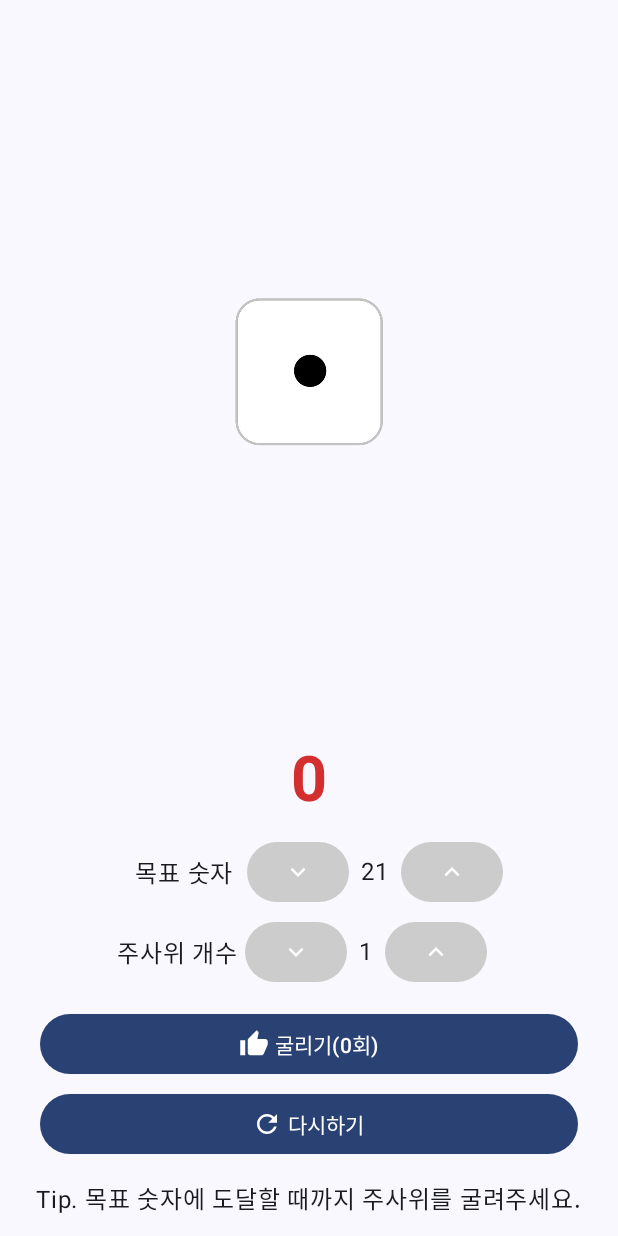
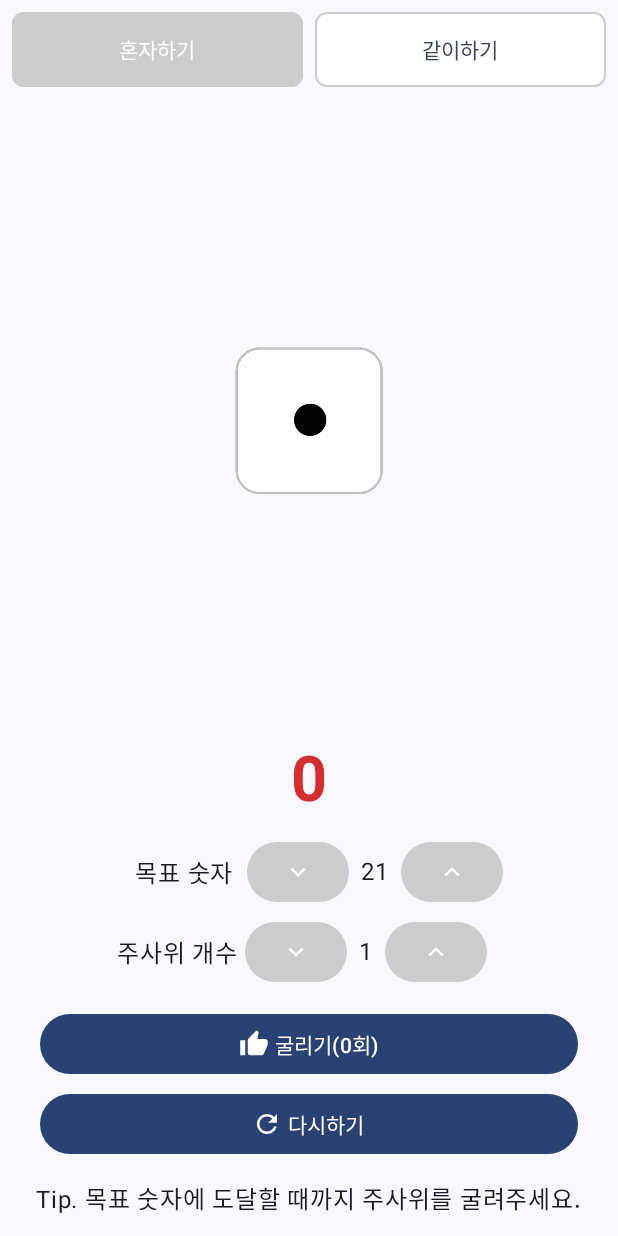
Before and after one commit to jshag90/NumberDiceGame, an Android app built with Jetpack Compose: the screen it shows after launch (MainActivity), on a phone screen of 412 x 824 dp. Run offline under Robolectric (Android 15) with nearby library versions, the phone set to English and light mode, and no system bars.

Commit message:
[Feat] 상단에 혼자하기 같이하기 버튼 추가

```diff
--- a/app/build.gradle
+++ b/app/build.gradle
@@ -68,6 +68,7 @@ dependencies {
     implementation("io.coil-kt:coil-gif:2.5.0")
 
     implementation 'androidx.compose.material3:material3'
+    implementation "androidx.navigation:navigation-compose:2.6.0"
 
 
 }
--- a/app/src/main/java/com/dodam/dicegame/MainActivity.kt
+++ b/app/src/main/java/com/dodam/dicegame/MainActivity.kt
@@ -6,6 +6,7 @@ import android.os.Bundle
 import androidx.activity.ComponentActivity
 import androidx.activity.compose.setContent
 import androidx.annotation.RequiresApi
+import androidx.compose.foundation.BorderStroke
 import androidx.compose.foundation.layout.Arrangement
 import androidx.compose.foundation.layout.Box
 import androidx.compose.foundation.layout.Column
@@ -15,15 +16,8 @@ import androidx.compose.foundation.layout.fillMaxSize
 import androidx.compose.foundation.layout.fillMaxWidth
 import androidx.compose.foundation.layout.height
 import androidx.compose.foundation.layout.padding
-import androidx.compose.foundation.layout.size
-import androidx.compose.material.icons.Icons
-import androidx.compose.material.icons.filled.KeyboardArrowDown
-import androidx.compose.material.icons.filled.KeyboardArrowUp
-import androidx.compose.material.icons.filled.Refresh
-import androidx.compose.material.icons.filled.ThumbUp
 import androidx.compose.material3.Button
 import androidx.compose.material3.ButtonDefaults
-import androidx.compose.material3.Icon
 import androidx.compose.material3.MaterialTheme
 import androidx.compose.material3.Surface
 import androidx.compose.material3.Text
@@ -31,12 +25,12 @@ import androidx.compose.runtime.*
 import androidx.compose.ui.Alignment
 import androidx.compose.ui.Modifier
 import androidx.compose.ui.graphics.Color
-import androidx.compose.ui.text.font.FontWeight
 import androidx.compose.ui.unit.dp
-import androidx.compose.ui.unit.sp
+import androidx.navigation.NavHostController
+import androidx.navigation.compose.NavHost
+import androidx.navigation.compose.composable
+import androidx.navigation.compose.rememberNavController
 import com.dodam.dicegame.ui.theme.DiceGameTheme
-import kotlinx.coroutines.delay
-import kotlin.random.Random
 
 class MainActivity : ComponentActivity() {
     @RequiresApi(Build.VERSION_CODES.Q)
@@ -53,7 +47,8 @@ class MainActivity : ComponentActivity() {
                         modifier = Modifier.fillMaxSize(),
                         verticalArrangement = Arrangement.SpaceBetween
                     ) {
-                        DiceRoller()
+                        val navController = rememberNavController()
+                        AppNavigation(navController)
                     }
                 }
             }
@@ -63,223 +58,118 @@ class MainActivity : ComponentActivity() {
 
     @RequiresApi(Build.VERSION_CODES.Q)
     @Composable
-    fun DiceRoller() {
-        var diceValues by remember { mutableStateOf(List(1) { 1 }) }
-        var numDice by remember { mutableStateOf(1) }
-        var rolledText by remember { mutableStateOf("") }
-        var isRolling by remember { mutableStateOf(false) }
-        var showGifList by remember { mutableStateOf(List(1) { false }) }
-        var rolledSum by remember { mutableStateOf(0) }
-        var targetNumber by remember { mutableStateOf(21) }
-        var rollCount by remember { mutableStateOf(0) }
-
-        Column(
-            modifier = Modifier.fillMaxSize(),
-            verticalArrangement = Arrangement.SpaceBetween
+    fun AppNavigation(navController: NavHostController) {
+        NavHost(
+            navController = navController,
+            startDestination = "single_play" // 기본 화면
         ) {
-            // 주사위 UI를 스크롤 가능하게 설정
-            Box(
-                modifier = Modifier
-                    .weight(1f) // 상단 영역을 스크롤 가능한 공간으로 설정
-                    .padding(13.dp)
-            ) {
-                Column(
-                    horizontalAlignment = Alignment.CenterHorizontally
-                ) {
-                    Spacer(modifier = Modifier.height(13.dp))
-                    if (isRolling) {
-                        LaunchedEffect(Unit) {
-                            delay(1000)
-                            diceValues = List(numDice) { Random.nextInt(1, 7) }
-                            rolledText = diceValues.joinToString(", ")
-                            rolledSum += diceValues.sum()
-                            showGifList = List(numDice) { false }
-                            isRolling = false
+            composable("single_play") {
+                SinglePlayScreen(navController)
             }
-                        showGifList = List(numDice) { true }
-                        GifImageList(showGifList)
-                    } else {
-                        RollMultipleDice(diceValues)
+            composable("multi_play") {
+                MultiPlayScreen(navController)
             }
         }
     }
 
-            // 고정된 하단 UI
+    @RequiresApi(Build.VERSION_CODES.Q)
+    @Composable
+    fun SinglePlayScreen(navController: NavHostController) {
+        Column(
+            modifier = Modifier.fillMaxSize()
+        ) {
+            TopButtons(navController, currentScreen = "single_play")
+
             Column(
                 modifier = Modifier
-                    .padding(13.dp)
-                    .fillMaxWidth(),
-                horizontalAlignment = Alignment.CenterHorizontally
+                    .fillMaxWidth()
+                    .weight(1f), // 남은 공간을 채움
+                verticalArrangement = Arrangement.Center
             ) {
-                Row(
-                    verticalAlignment = Alignment.CenterVertically
-                ) {
-                    Text(
-                        text = "$rolledSum",
-                        color = Color(0xFFD32F2F), // 강조를 위한 강렬한 빨간색 (Material Design Red 700)
-                        fontSize = 42.sp, // 글씨 크기 크게 설정
-                        fontWeight = FontWeight.Bold, // 굵게 설정
-                        style = MaterialTheme.typography.bodyLarge // 기본 스타일도 유지
-                    )
-                }
-
-                Spacer(modifier = Modifier.height(13.dp))
-
-                Row(
-                    verticalAlignment = Alignment.CenterVertically
-                ) {
-                    Text("   목표 숫자  ")
-                    Button(
-                        onClick = {
-                            if (targetNumber > 0) targetNumber--
-                        },
-                        colors = ButtonDefaults.buttonColors(Color.LightGray),
-                        enabled = rolledSum < targetNumber // 조건 추가
-                    ) {
-
-                        Icon(
-                            imageVector = Icons.Default.KeyboardArrowDown,
-                            contentDescription = "Refresh Icon",
-                            modifier = Modifier.size(20.dp)
-                        )
-                    }
-                    Spacer(modifier = Modifier.width(8.dp))
-                    Text("$targetNumber")
-                    Spacer(modifier = Modifier.width(8.dp))
-                    Button(
-                        onClick = { targetNumber++ },
-                        colors = ButtonDefaults.buttonColors(Color.LightGray),
-                        enabled = rolledSum < targetNumber // 조건 추가
-                    ) {
-                        Icon(
-                            imageVector = Icons.Default.KeyboardArrowUp,
-                            contentDescription = "Refresh Icon",
-                            modifier = Modifier.size(20.dp)
-                        )
-                    }
-                }
-
-                Spacer(modifier = Modifier.height(5.dp))
-
-                Row(
-                    verticalAlignment = Alignment.CenterVertically
-                ) {
-                    Text("주사위 개수 ")
-                    Button(
-                        onClick = {
-                            if (numDice > 1) {
-                                numDice--
-                                showGifList = List(numDice) { false }
-                            }
-                        },
-                        colors = ButtonDefaults.buttonColors(Color.LightGray),
-                        enabled = rolledSum < targetNumber // 조건 추가
-                    ) {
-                        Icon(
-                            imageVector = Icons.Default.KeyboardArrowDown,
-                            contentDescription = "Refresh Icon",
-                            modifier = Modifier.size(20.dp)
-                        )
-                    }
-                    Spacer(modifier = Modifier.width(8.dp))
-                    Text(numDice.toString())
-                    Spacer(modifier = Modifier.width(8.dp))
-                    Button(
-                        onClick = {
-                            numDice++
-                            showGifList = List(numDice) { false }
-                        },
-                        colors = ButtonDefaults.buttonColors(Color.LightGray),
-                        enabled = rolledSum < targetNumber // 조건 추가
-                    ) {
-                        Icon(
-                            imageVector = Icons.Default.KeyboardArrowUp,
-                            contentDescription = "Refresh Icon",
-                            modifier = Modifier.size(20.dp)
-                        )
-                    }
-                    Spacer(modifier = Modifier.width(10.dp))
-                }
-
-                Spacer(modifier = Modifier.height(13.dp))
-
-                Button(
-                    onClick = {
-                        if (!isRolling) {
-                            isRolling = true
-                            rollCount++
-                        }
-                    },
-                    enabled = !isRolling && rolledSum < targetNumber, // 조건 추가
-                    modifier = Modifier
-                        .fillMaxWidth()
-                        .padding(horizontal = 13.dp)
-                ) {
-                    Icon(
-                        imageVector = Icons.Default.ThumbUp,
-                        contentDescription = "Refresh Icon",
-                        modifier = Modifier.size(20.dp)
-                    )
-                    Spacer(modifier = Modifier.width(4.dp))
-                    Text("굴리기(${rollCount}회)")
-                }
-
-                Spacer(modifier = Modifier.height(5.dp))
-
-                Button(
-                    onClick = {
-                        // 모든 상태 초기화
-                        //  diceValues = List(1) { 1 }
-                        numDice = 1
-                        rolledText = ""
-                        isRolling = false
-                        showGifList = List(1) { false }
-                        rolledSum = 0
-                        //  targetNumber = 0
-                        rollCount = 0
-                    },
-                    modifier = Modifier
-                        .fillMaxWidth()
-                        .padding(horizontal = 13.dp)
-                ) {
-                    Icon(
-                        imageVector = Icons.Default.Refresh,
-                        contentDescription = "Refresh Icon",
-                        modifier = Modifier.size(20.dp)
-                    )
-                    Spacer(modifier = Modifier.width(4.dp))
-                    Text("다시하기")
-                }
-
-                Spacer(modifier = Modifier.height(13.dp))
-
-
-                if (targetNumber >= 1 && rollCount > 0) {
-
-                    if (targetNumber == rolledSum) {
-                        Text("목표 숫자와 일치! 🎉", color = Color.Green)
-                        Text("주사위를 ${rollCount}번 만에 목표 숫자와 일치했어요!")
-                    }
-
-                    if (targetNumber < rolledSum) {
-                        Text(
-                            text = "목표 숫자 맞추기에 실패하였습니다! \uD83D\uDC80",
-                            color = Color(0xFFB00020)
-                        )
-                    }
-
-                    if (targetNumber > rolledSum) {
-                        Text(
-                            text = "아직 목표 숫자에 도달하지 못했습니다. 😅",
-                            color = Color.Blue
-                        )
-                    }
-
-                }else{
-                    Text("Tip. 목표 숫자에 도달할 때까지 주사위를 굴려주세요.")
-                }
+                DiceRoller()
             }
         }
     }
 
+    @Composable
+    fun TopButtons(navController: NavHostController, currentScreen: String) {
+        // 상태 관리: 선택된 버튼을 추적
+        val selectedButton = remember(currentScreen) { currentScreen }
+
+        Row(
+            modifier = Modifier
+                .fillMaxWidth()
+                .padding(8.dp),
+            horizontalArrangement = Arrangement.SpaceBetween // 버튼 간격 조정
+        ) {
+            Button(
+                onClick = {
+                    if (currentScreen != "single_play") {
+                        navController.navigate("single_play") {
+                            popUpTo("single_play") { inclusive = true }
                         }
+                    }
+                },
+                colors = ButtonDefaults.outlinedButtonColors(
+                    containerColor = if (selectedButton == "single_play") Color.LightGray else Color.White, // 현재 화면이면 lightGray로 설정
+                    contentColor = if (selectedButton == "single_play") Color.White else MaterialTheme.colorScheme.primary // 글자 색을 선택된 버튼은 흰색으로 설정
+                ),
+                shape = MaterialTheme.shapes.small, // 각진 버튼
+                modifier = Modifier
+                    .weight(1f) // 버튼을 같은 크기로
+                    .height(50.dp) // 버튼 높이 설정
+                    .padding(end = 4.dp), // 버튼 간 간격 조정
+                border = BorderStroke(1.dp, Color.LightGray) // 테두리 색상
+            ) {
+                Text("혼자하기")
+            }
+
+            Button(
+                onClick = {
+                    if (currentScreen != "multi_play") {
+                        navController.navigate("multi_play") {
+                            popUpTo("multi_play") { inclusive = true }
+                        }
+                    }
+                },
+                colors = ButtonDefaults.outlinedButtonColors(
+                    containerColor = if (selectedButton == "multi_play") Color.LightGray else Color.White, // 현재 화면이면 lightGray로 설정
+                    contentColor = if (selectedButton == "multi_play") Color.White else MaterialTheme.colorScheme.secondary // 글자 색을 선택된 버튼은 흰색으로 설정
+                ),
+                shape = MaterialTheme.shapes.small, // 각진 버튼
+                modifier = Modifier
+                    .weight(1f) // 버튼을 같은 크기로
+                    .height(50.dp) // 버튼 높이 설정
+                    .padding(start = 4.dp), // 버튼 간 간격 조정
+                border = BorderStroke(1.dp, Color.LightGray) // 테두리 색상
+            ) {
+                Text("같이하기")
+            }
+        }
+    }
+
+
+
+
+    @Composable
+    fun MultiPlayScreen(navController: NavHostController) {
+        Column(
+            modifier = Modifier.fillMaxSize()
+        ) {
+            TopButtons(navController, currentScreen = "multi_play")
+
+            Column(
+                modifier = Modifier
+                    .fillMaxWidth()
+                    .weight(1f), // 남은 공간을 채움
+                verticalArrangement = Arrangement.Center,
+                horizontalAlignment = Alignment.CenterHorizontally
+            ) {
+                Spacer(modifier = Modifier.height(16.dp))
+                Text("같이하기 화면", style = MaterialTheme.typography.titleLarge)
+            }
+        }
+    }
+
+
+}
--- /dev/null
+++ b/app/src/main/java/com/dodam/dicegame/SingleDiceRoller.kt
@@ -0,0 +1,260 @@
+package com.dodam.dicegame
+
+import android.os.Build
+import androidx.annotation.RequiresApi
+import androidx.compose.foundation.layout.Arrangement
+import androidx.compose.foundation.layout.Box
+import androidx.compose.foundation.layout.Column
+import androidx.compose.foundation.layout.Row
+import androidx.compose.foundation.layout.Spacer
+import androidx.compose.foundation.layout.fillMaxSize
+import androidx.compose.foundation.layout.fillMaxWidth
+import androidx.compose.foundation.layout.height
+import androidx.compose.foundation.layout.padding
+import androidx.compose.foundation.layout.size
+import androidx.compose.foundation.layout.width
+import androidx.compose.material.icons.Icons
+import androidx.compose.material.icons.filled.KeyboardArrowDown
+import androidx.compose.material.icons.filled.KeyboardArrowUp
+import androidx.compose.material.icons.filled.Refresh
+import androidx.compose.material.icons.filled.ThumbUp
+import androidx.compose.material3.Button
+import androidx.compose.material3.ButtonDefaults
+import androidx.compose.material3.Icon
+import androidx.compose.material3.MaterialTheme
+import androidx.compose.material3.Text
+import androidx.compose.runtime.Composable
+import androidx.compose.runtime.LaunchedEffect
+import androidx.compose.runtime.getValue
+import androidx.compose.runtime.mutableStateOf
+import androidx.compose.runtime.remember
+import androidx.compose.runtime.setValue
+import androidx.compose.ui.Alignment
+import androidx.compose.ui.Modifier
+import androidx.compose.ui.graphics.Color
+import androidx.compose.ui.text.font.FontWeight
+import androidx.compose.ui.unit.dp
+import androidx.compose.ui.unit.sp
+import kotlinx.coroutines.delay
+import kotlin.random.Random
+
+@RequiresApi(Build.VERSION_CODES.Q)
+@Composable
+fun DiceRoller() {
+    var diceValues by remember { mutableStateOf(List(1) { 1 }) }
+    var numDice by remember { mutableStateOf(1) }
+    var rolledText by remember { mutableStateOf("") }
+    var isRolling by remember { mutableStateOf(false) }
+    var showGifList by remember { mutableStateOf(List(1) { false }) }
+    var rolledSum by remember { mutableStateOf(0) }
+    var targetNumber by remember { mutableStateOf(21) }
+    var rollCount by remember { mutableStateOf(0) }
+
+    Column(
+        modifier = Modifier.fillMaxSize(),
+        verticalArrangement = Arrangement.SpaceBetween
+    ) {
+        // 주사위 UI를 스크롤 가능하게 설정
+        Box(
+            modifier = Modifier
+                .weight(1f) // 상단 영역을 스크롤 가능한 공간으로 설정
+                .padding(13.dp)
+        ) {
+            Column(
+                horizontalAlignment = Alignment.CenterHorizontally
+            ) {
+                Spacer(modifier = Modifier.height(13.dp))
+                if (isRolling) {
+                    LaunchedEffect(Unit) {
+                        delay(1000)
+                        diceValues = List(numDice) { Random.nextInt(1, 7) }
+                        rolledText = diceValues.joinToString(", ")
+                        rolledSum += diceValues.sum()
+                        showGifList = List(numDice) { false }
+                        isRolling = false
+                    }
+                    showGifList = List(numDice) { true }
+                    GifImageList(showGifList)
+                } else {
+                    RollMultipleDice(diceValues)
+                }
+            }
+        }
+
+        // 고정된 하단 UI
+        Column(
+            modifier = Modifier
+                .padding(13.dp)
+                .fillMaxWidth(),
+            horizontalAlignment = Alignment.CenterHorizontally
+        ) {
+            Row(
+                verticalAlignment = Alignment.CenterVertically
+            ) {
+                Text(
+                    text = "$rolledSum",
+                    color = Color(0xFFD32F2F), // 강조를 위한 강렬한 빨간색 (Material Design Red 700)
+                    fontSize = 42.sp, // 글씨 크기 크게 설정
+                    fontWeight = FontWeight.Bold, // 굵게 설정
+                    style = MaterialTheme.typography.bodyLarge // 기본 스타일도 유지
+                )
+            }
+
+            Spacer(modifier = Modifier.height(13.dp))
+
+            Row(
+                verticalAlignment = Alignment.CenterVertically
+            ) {
+                Text("   목표 숫자  ")
+                Button(
+                    onClick = {
+                        if (targetNumber > 0) targetNumber--
+                    },
+                    colors = ButtonDefaults.buttonColors(Color.LightGray),
+                    enabled = rolledSum < targetNumber // 조건 추가
+                ) {
+
+                    Icon(
+                        imageVector = Icons.Default.KeyboardArrowDown,
+                        contentDescription = "Refresh Icon",
+                        modifier = Modifier.size(20.dp)
+                    )
+                }
+                Spacer(modifier = Modifier.width(8.dp))
+                Text("$targetNumber")
+                Spacer(modifier = Modifier.width(8.dp))
+                Button(
+                    onClick = { targetNumber++ },
+                    colors = ButtonDefaults.buttonColors(Color.LightGray),
+                    enabled = rolledSum < targetNumber // 조건 추가
+                ) {
+                    Icon(
+                        imageVector = Icons.Default.KeyboardArrowUp,
+                        contentDescription = "Refresh Icon",
+                        modifier = Modifier.size(20.dp)
+                    )
+                }
+            }
+
+            Spacer(modifier = Modifier.height(5.dp))
+
+            Row(
+                verticalAlignment = Alignment.CenterVertically
+            ) {
+                Text("주사위 개수 ")
+                Button(
+                    onClick = {
+                        if (numDice > 1) {
+                            numDice--
+                            showGifList = List(numDice) { false }
+                        }
+                    },
+                    colors = ButtonDefaults.buttonColors(Color.LightGray),
+                    enabled = rolledSum < targetNumber // 조건 추가
+                ) {
+                    Icon(
+                        imageVector = Icons.Default.KeyboardArrowDown,
+                        contentDescription = "Refresh Icon",
+                        modifier = Modifier.size(20.dp)
+                    )
+                }
+                Spacer(modifier = Modifier.width(8.dp))
+                Text(numDice.toString())
+                Spacer(modifier = Modifier.width(8.dp))
+                Button(
+                    onClick = {
+                        numDice++
+                        showGifList = List(numDice) { false }
+                    },
+                    colors = ButtonDefaults.buttonColors(Color.LightGray),
+                    enabled = rolledSum < targetNumber // 조건 추가
+                ) {
+                    Icon(
+                        imageVector = Icons.Default.KeyboardArrowUp,
+                        contentDescription = "Refresh Icon",
+                        modifier = Modifier.size(20.dp)
+                    )
+                }
+                Spacer(modifier = Modifier.width(10.dp))
+            }
+
+            Spacer(modifier = Modifier.height(13.dp))
+
+            Button(
+                onClick = {
+                    if (!isRolling) {
+                        isRolling = true
+                        rollCount++
+                    }
+                },
+                enabled = !isRolling && rolledSum < targetNumber, // 조건 추가
+                modifier = Modifier
+                    .fillMaxWidth()
+                    .padding(horizontal = 13.dp)
+            ) {
+                Icon(
+                    imageVector = Icons.Default.ThumbUp,
+                    contentDescription = "Refresh Icon",
+                    modifier = Modifier.size(20.dp)
+                )
+                Spacer(modifier = Modifier.width(4.dp))
+                Text("굴리기(${rollCount}회)")
+            }
+
+            Spacer(modifier = Modifier.height(5.dp))
+
+            Button(
+                onClick = {
+                    // 모든 상태 초기화
+                    //  diceValues = List(1) { 1 }
+                    numDice = 1
+                    rolledText = ""
+                    isRolling = false
+                    showGifList = List(1) { false }
+                    rolledSum = 0
+                    //  targetNumber = 0
+                    rollCount = 0
+                },
+                modifier = Modifier
+                    .fillMaxWidth()
+                    .padding(horizontal = 13.dp)
+            ) {
+                Icon(
+                    imageVector = Icons.Default.Refresh,
+                    contentDescription = "Refresh Icon",
+                    modifier = Modifier.size(20.dp)
+                )
+                Spacer(modifier = Modifier.width(4.dp))
+                Text("다시하기")
+            }
+
+            Spacer(modifier = Modifier.height(13.dp))
+
+
+            if (targetNumber >= 1 && rollCount > 0) {
+
+                if (targetNumber == rolledSum) {
+                    Text("목표 숫자와 일치! 🎉", color = Color.Green)
+                    Text("주사위를 ${rollCount}번 만에 목표 숫자와 일치했어요!")
+                }
+
+                if (targetNumber < rolledSum) {
+                    Text(
+                        text = "목표 숫자 맞추기에 실패하였습니다! \uD83D\uDC80",
+                        color = Color(0xFFB00020)
+                    )
+                }
+
+                if (targetNumber > rolledSum) {
+                    Text(
+                        text = "아직 목표 숫자에 도달하지 못했습니다. 😅",
+                        color = Color.Blue
+                    )
+                }
+
+            }else{
+                Text("Tip. 목표 숫자에 도달할 때까지 주사위를 굴려주세요.")
+            }
+        }
+    }
+}
```
Lines whose indentation alone changed are shown as unchanged.
